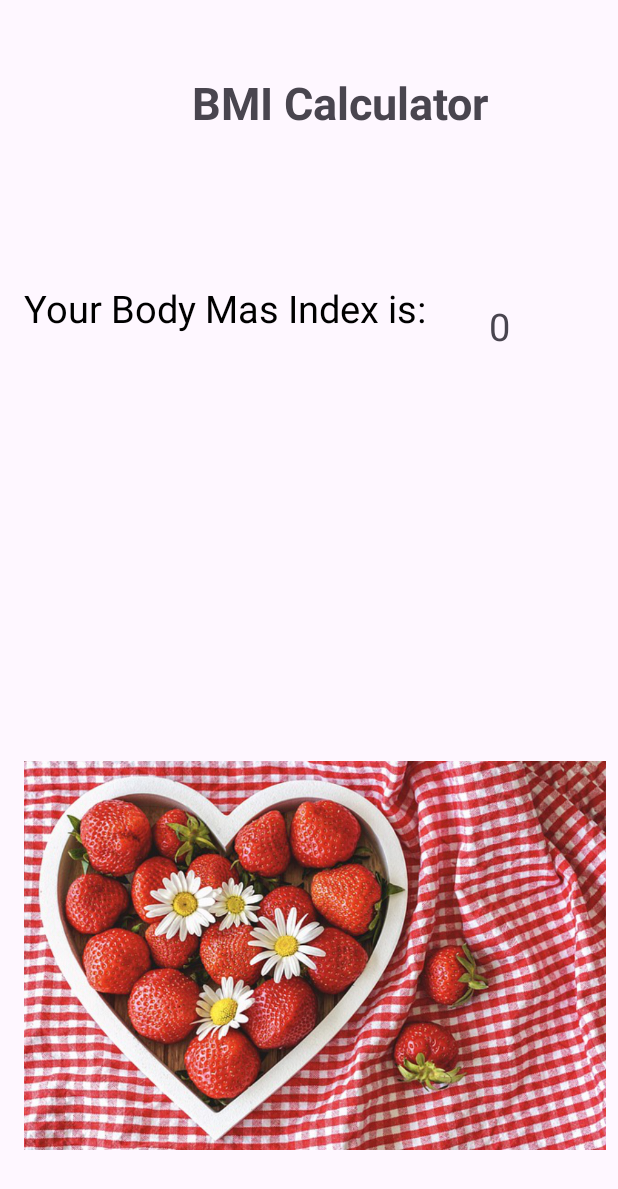
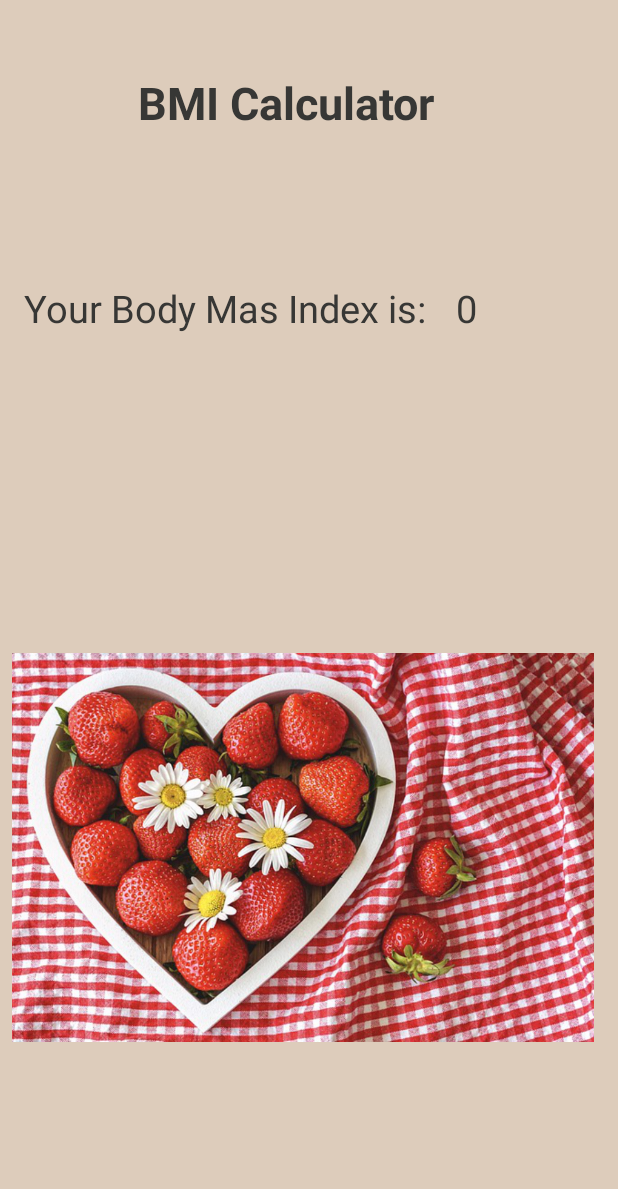
Before and after one commit to Lwando-Ntshinka/OPSC7311_ICE_TASK_3, an Android app: the layout activity_bmi_display.xml on its own in the app's theme, with its tools: preview values and no code run, on a phone screen of 412 x 824 dp. Shown: the top 1189 px of the screen. Run offline under Robolectric (Android 15) with nearby library versions, the phone set to English and light mode, and no system bars.

Commit message:
Final ICE Task 3 Commit

```diff
--- a/app/src/main/java/za/thirdyear/bmicalculator/BMI_Display.kt
+++ b/app/src/main/java/za/thirdyear/bmicalculator/BMI_Display.kt
@@ -1,12 +1,9 @@
 package za.thirdyear.bmicalculator
 
-import android.content.Context
 import android.content.SharedPreferences
+import android.os.Bundle
+import android.widget.TextView
 import androidx.appcompat.app.AppCompatActivity
-import android.os.Bundle
-import android.preference.PreferenceManager
-import android.widget.TextView
-import java.util.prefs.Preferences
 
 class BMI_Display : AppCompatActivity() {
     private lateinit var bmiValueText : TextView
@@ -28,8 +25,9 @@ class BMI_Display : AppCompatActivity() {
         //Formula: BMI = weight(lbs) / height(inches)^2
         val weight = weightpreference.getFloat(WEIGHT_NAME, 0.0F)
         val height = heightpreference.getFloat(HEIGHT_NAME, 0.0F)
-        val bmi = weight / height * height
-        bmiValueText.text = bmi.toString()
+        bmiValueText.text = height.toString()
+        val bmi = ((weight / (height * height)) * 703)
+        bmiValueText.text = String.format("%.1f", bmi)
 
 
 
--- a/app/src/main/res/layout/activity_bmi_display.xml
+++ b/app/src/main/res/layout/activity_bmi_display.xml
@@ -4,20 +4,22 @@
     xmlns:tools="http://schemas.android.com/tools"
     android:layout_width="match_parent"
     android:layout_height="match_parent"
+    android:background="@color/light_brown"
+    android:icon="@drawable/bmi_icon"
     tools:context=".BMI_Display">
 
     <TextView
         android:id="@+id/textView"
         android:layout_width="wrap_content"
         android:layout_height="wrap_content"
-        android:layout_marginStart="128dp"
+        android:layout_marginStart="92dp"
         android:layout_marginTop="48dp"
         android:text="@string/bmi_calculator"
-        app:layout_constraintStart_toStartOf="parent"
-        app:layout_constraintTop_toTopOf="parent"
+        android:textColor="@color/dark_grey"
         android:textSize="30sp"
         android:textStyle="bold"
-        />
+        app:layout_constraintStart_toStartOf="parent"
+        app:layout_constraintTop_toTopOf="parent" />
 
     <TextView
         android:id="@+id/textView2"
@@ -28,26 +30,28 @@
         android:text="@string/your_body_mas_index_is"
         android:textAppearance="@color/material_on_background_emphasis_medium"
         android:textSize="25dp"
+        android:textColor="@color/dark_grey"
         app:layout_constraintStart_toStartOf="parent"
         app:layout_constraintTop_toTopOf="parent" />
 
     <TextView
         android:id="@+id/txtBMI"
-        android:layout_width="wrap_content"
-        android:layout_height="wrap_content"
-        android:layout_marginTop="200dp"
-        android:layout_marginEnd="72dp"
+        android:layout_width="92dp"
+        android:layout_height="32dp"
+        android:layout_marginTop="188dp"
+        android:layout_marginEnd="16dp"
         android:text="0"
+        android:textSize="25sp"
+        android:textColor="@color/dark_grey"
         app:layout_constraintEnd_toEndOf="parent"
-        app:layout_constraintTop_toTopOf="parent"
-        android:textSize="25sp"/>
+        app:layout_constraintTop_toTopOf="parent" />
 
     <ImageView
         android:id="@+id/imageView"
         android:layout_width="388dp"
         android:layout_height="330dp"
-        android:layout_marginStart="16dp"
-        android:layout_marginTop="472dp"
+        android:layout_marginStart="8dp"
+        android:layout_marginTop="400dp"
         app:layout_constraintStart_toStartOf="parent"
         app:layout_constraintTop_toTopOf="parent"
         app:srcCompat="@drawable/strawberries" />
--- a/app/src/main/res/layout/activity_main.xml
+++ b/app/src/main/res/layout/activity_main.xml
@@ -4,6 +4,8 @@
     xmlns:tools="http://schemas.android.com/tools"
     android:layout_width="match_parent"
     android:layout_height="match_parent"
+    android:background="@color/light_brown"
+    android:icon="@drawable/bmi_icon"
     tools:context=".MainActivity">
 
     <androidx.appcompat.widget.AppCompatButton
@@ -32,6 +34,7 @@
         app:layout_constraintStart_toStartOf="parent"
         app:layout_constraintTop_toTopOf="parent"
         android:textSize="30sp"
+        android:textColor="@color/dark_grey"
         android:textStyle="bold"/>
 
     <com.google.android.material.textfield.TextInputLayout
```
Also changed, not shown: app/src/main/res/drawable/bmi_icon.jpg (added).
